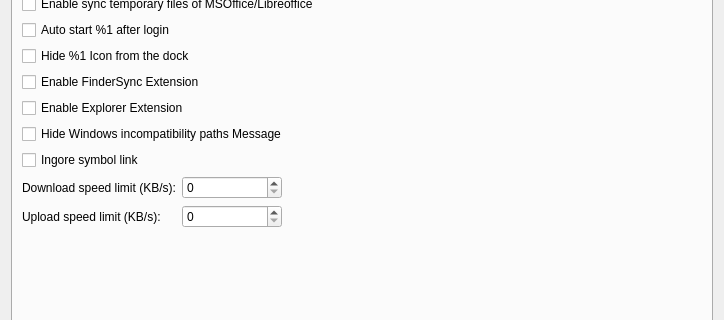
The window that ui/settings-dialog.ui (haiwen/seafile-client) describes before a commit, drawn with Qt 5; both pictures show x 0 to 724 and y 104 to 424 of the 724 by 579 pixel window.
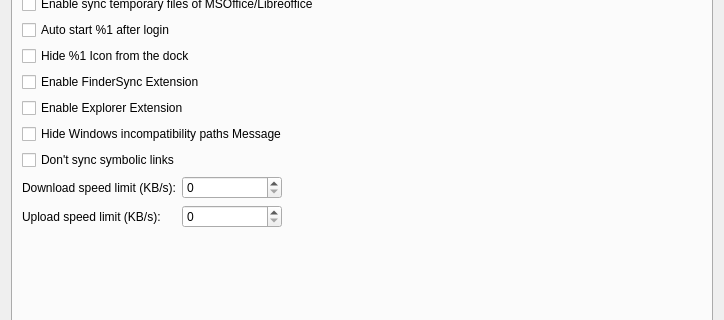
The same window after the commit.

Patch:
```diff
--- a/ui/settings-dialog.ui
+++ b/ui/settings-dialog.ui
@@ -83,7 +83,7 @@
        <item>
         <widget class="QCheckBox" name="mIgnoreSymbolLinkCheckBox">
          <property name="text">
-          <string>Ingore symbol link</string>
+          <string>Don't sync symbolic links</string>
          </property>
         </widget>
        </item>
```
Left out of the diff: 2 changed lines with no effect on the pictures.
